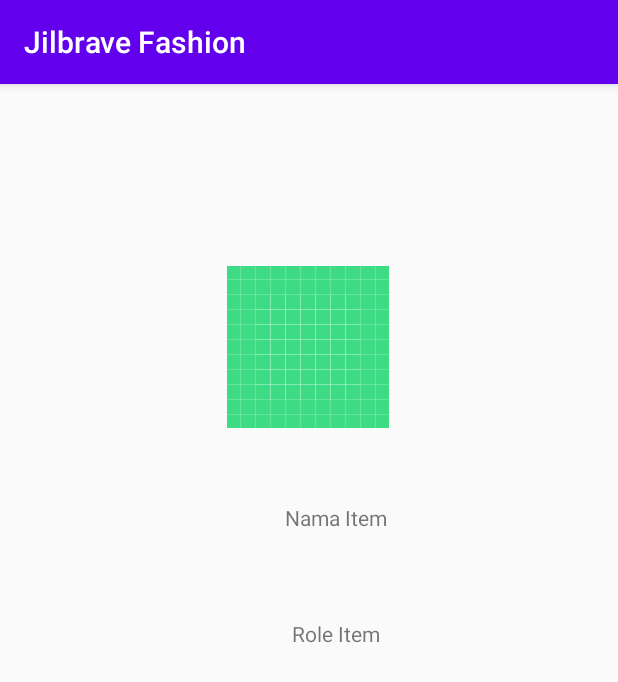
After one commit to ulvia-10/ProjectUts, an Android app: the DetailsActivity screen opened directly, with no data from a screen before it, on a phone screen of 412 x 824 dp. The commit adds this screen. Shown: the top 682 px of the screen. Run offline under Robolectric (Android 15) with nearby library versions, the phone set to English and light mode, and no system bars; 1 statement that could not run was skipped.

Commit message:
detail component

```diff
--- a/app/src/main/AndroidManifest.xml
+++ b/app/src/main/AndroidManifest.xml
@@ -11,7 +11,8 @@
         android:roundIcon="@mipmap/ic_launcher_round"
         android:supportsRtl="true"
         android:theme="@style/AppTheme">
-        <activity android:name=".DressActivity"></activity>
+        <activity android:name=".DetailsActivity"></activity>
+        <activity android:name=".DressActivity" />
         <activity android:name=".BagsActivity" />
         <activity android:name=".ShoesActivity" />
         <activity android:name=".MainActivity">
--- /dev/null
+++ b/app/src/main/java/com/ulvia/projectuts/DetailsActivity.java
@@ -0,0 +1,24 @@
+package com.ulvia.projectuts;
+
+import androidx.appcompat.app.AppCompatActivity;
+
+import android.os.Bundle;
+import android.widget.TextView;
+
+import com.ulvia.projectuts.model.Detail;
+
+public class DetailsActivity extends AppCompatActivity {
+    public static final String EXTRA_ITEM = "extra_item";
+
+    @Override
+    protected void onCreate(Bundle savedInstanceState) {
+        super.onCreate(savedInstanceState);
+        setContentView(R.layout.activity_details);
+
+        TextView judul = findViewById(R.id.text_name);
+        TextView description = findViewById(R.id.item_role);
+
+        Detail detail = getIntent().getParcelableExtra(EXTRA_ITEM);
+        judul.setText(detail.getLogo());
+    }
+}
--- a/app/src/main/java/com/ulvia/projectuts/adapter/Adapter.java
+++ b/app/src/main/java/com/ulvia/projectuts/adapter/Adapter.java
@@ -20,8 +20,10 @@ import com.ulvia.projectuts.model.Logo;
 import java.util.List;
 
 public class Adapter extends RecyclerView.Adapter<Adapter.ViewHolder> {
+
     private Context context;
     private List<Logo> items;
+
     // Define listener member variable
     private AdapterView.OnItemClickListener listener;
 
@@ -46,9 +48,8 @@ public class Adapter extends RecyclerView.Adapter<Adapter.ViewHolder> {
     @Override
     public void onBindViewHolder(@NonNull ViewHolder holder, int position) {
         Logo item = items.get(position);
-
+        holder.nameText.setText(item.getName());
         Picasso.get().load(item.getLogo()).into(holder.logoImage);
-        holder.nameText.setText(item.getName());
     }
 
     @Override
@@ -66,6 +67,7 @@ public class Adapter extends RecyclerView.Adapter<Adapter.ViewHolder> {
             this.logoImage = itemView.findViewById(R.id.image_logo);
             this.nameText = itemView.findViewById(R.id.text_name);
             itemView.setOnClickListener(this);
+
         }
 
         @Override
--- /dev/null
+++ b/app/src/main/res/layout/activity_details.xml
@@ -0,0 +1,47 @@
+<?xml version="1.0" encoding="utf-8"?>
+<androidx.constraintlayout.widget.ConstraintLayout xmlns:android="http://schemas.android.com/apk/res/android"
+    xmlns:app="http://schemas.android.com/apk/res-auto"
+    xmlns:tools="http://schemas.android.com/tools"
+    android:layout_width="match_parent"
+    android:layout_height="match_parent"
+    tools:context=".DetailsActivity">
+
+    <ImageView
+        android:id="@+id/image"
+        android:layout_width="wrap_content"
+        android:layout_height="wrap_content"
+        app:layout_constraintBottom_toBottomOf="parent"
+        app:layout_constraintEnd_toEndOf="parent"
+        app:layout_constraintHorizontal_bias="0.498"
+        app:layout_constraintStart_toStartOf="parent"
+        app:layout_constraintTop_toTopOf="parent"
+        app:layout_constraintVertical_bias="0.184"
+        app:srcCompat="@drawable/ic_launcher_background"
+        tools:ignore="VectorDrawableCompat" />
+
+    <TextView
+        android:id="@+id/item_name"
+        android:gravity="center"
+        android:layout_width="148dp"
+        android:layout_height="40dp"
+        android:text="Nama Item "
+        app:layout_constraintBottom_toBottomOf="parent"
+        app:layout_constraintEnd_toEndOf="parent"
+        app:layout_constraintHorizontal_bias="0.574"
+        app:layout_constraintStart_toStartOf="parent"
+        app:layout_constraintTop_toTopOf="parent"
+        app:layout_constraintVertical_bias="0.37" />
+
+    <TextView
+        android:id="@+id/item_role"
+        android:layout_width="148dp"
+        android:layout_height="40dp"
+        android:gravity="center"
+        android:text="Role Item "
+        app:layout_constraintBottom_toBottomOf="parent"
+        app:layout_constraintEnd_toEndOf="parent"
+        app:layout_constraintHorizontal_bias="0.574"
+        app:layout_constraintStart_toStartOf="parent"
+        app:layout_constraintTop_toTopOf="parent"
+        app:layout_constraintVertical_bias="0.476" />
+</androidx.constraintlayout.widget.ConstraintLayout>
--- a/app/src/main/res/layout/activity_gallery.xml
+++ b/app/src/main/res/layout/activity_gallery.xml
@@ -27,10 +27,9 @@
 
     <TextView
         android:id="@+id/textView"
-        android:layout_width="match_parent"
-        android:layout_height="wrap_content"
+        android:layout_width="392dp"
+        android:layout_height="164dp"
         android:text="iyaa" />
 
 
-
 </LinearLayout>
```
Also changed, not shown: app/src/main/java/com/ulvia/projectuts/BagsActivity.java (+7 -7 lines), app/src/main/java/com/ulvia/projectuts/DressActivity.java (+7 -7 lines), app/src/main/java/com/ulvia/projectuts/ShoesActivity.java (+9 -9 lines), app/src/main/java/com/ulvia/projectuts/model/Detail.java (renamed from app/src/main/java/com/ulvia/projectuts/model/detail.java, +21 -11 lines), app/src/main/java/com/ulvia/projectuts/model/Item.java (+9 -2 lines), app/src/main/java/com/ulvia/projectuts/model/Logo.java (+12 -6 lines).
